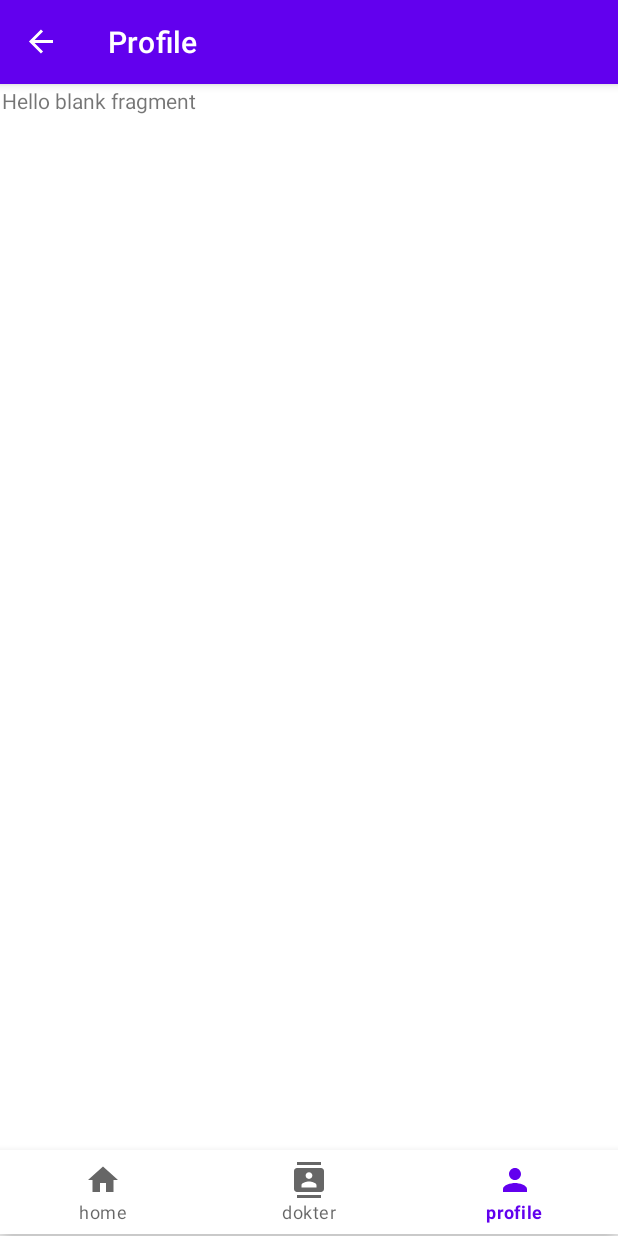
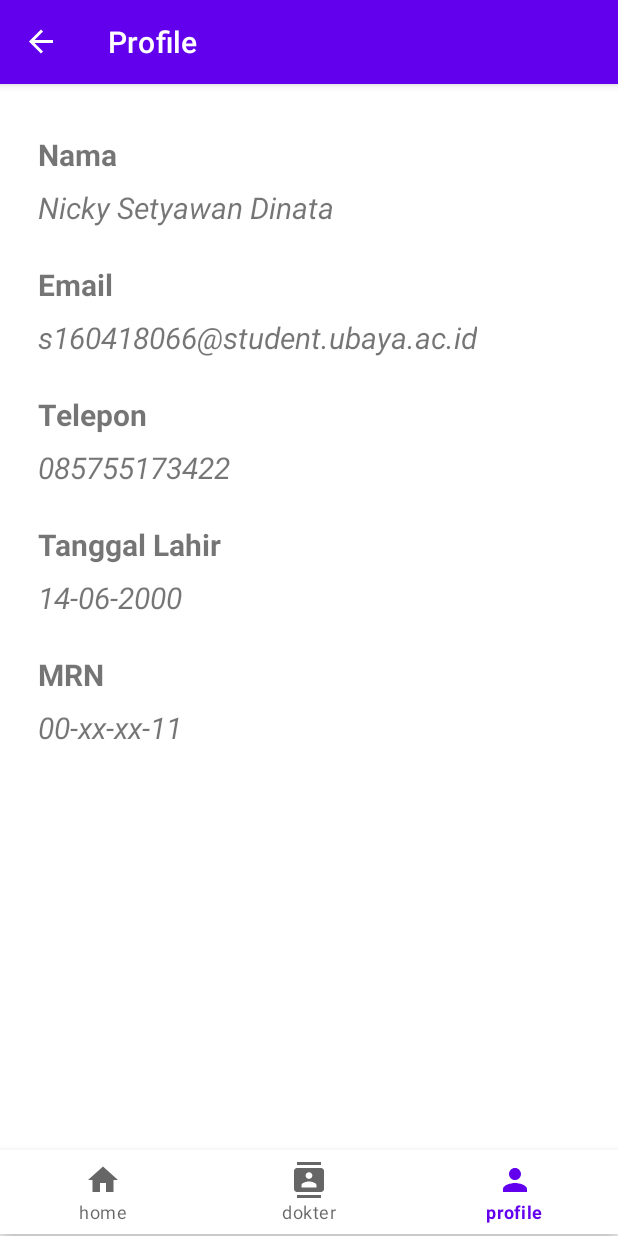
Before and after one commit to sameh4d4/160418066_advNative_midTerm_Project, an Android app: the ProfileFragment screen opened through its navigation route, on a phone screen of 412 x 824 dp. Run offline under Robolectric (Android 15) with nearby library versions, the phone set to English and light mode, and no system bars; our stand-ins replace navigation-ui.

Commit message:
profile done

```diff
--- a/app/src/main/java/com/example/advnative_project_uts_160418066/model/Model.kt
+++ b/app/src/main/java/com/example/advnative_project_uts_160418066/model/Model.kt
@@ -6,7 +6,6 @@ data class User(
     val tglLahir:String?,
     val noHp:String?,
     val email:String?,
-    val kelamin:String?
 )
 
 data class Dokter(
--- a/app/src/main/java/com/example/advnative_project_uts_160418066/view/ProfileFragment.kt
+++ b/app/src/main/java/com/example/advnative_project_uts_160418066/view/ProfileFragment.kt
@@ -5,9 +5,16 @@ import androidx.fragment.app.Fragment
 import android.view.LayoutInflater
 import android.view.View
 import android.view.ViewGroup
+import androidx.lifecycle.Observer
+import androidx.lifecycle.ViewModelProvider
 import com.example.advnative_project_uts_160418066.R
+import com.example.advnative_project_uts_160418066.viewmodel.DokterListViewModel
+import com.example.advnative_project_uts_160418066.viewmodel.UserViewModel
+import kotlinx.android.synthetic.main.fragment_profile.*
 
 class ProfileFragment : Fragment() {
+    private lateinit var viewModel:UserViewModel
+
     override fun onCreateView(
         inflater: LayoutInflater, container: ViewGroup?,
         savedInstanceState: Bundle?
@@ -18,5 +25,20 @@ class ProfileFragment : Fragment() {
 
     override fun onViewCreated(view: View, savedInstanceState: Bundle?) {
         super.onViewCreated(view, savedInstanceState)
+        viewModel = ViewModelProvider(this).get(UserViewModel::class.java)
+        viewModel.getUser()
+        observeViewModel()
+    }
+
+    fun observeViewModel() {
+        viewModel.userLD.observe(viewLifecycleOwner, Observer {
+            with(it){
+                txtTeleponProfile.setText(noHp)
+                txtEmailProfile.setText(email)
+                txtMRNProfile.setText(mrn)
+                txtNamaProfile.setText(name)
+                txtTglLahirProfile.setText(tglLahir)
+            }
+        })
     }
 }
--- /dev/null
+++ b/app/src/main/java/com/example/advnative_project_uts_160418066/viewmodel/UserViewModel.kt
@@ -0,0 +1,18 @@
+package com.example.advnative_project_uts_160418066.viewmodel
+
+import androidx.lifecycle.MutableLiveData
+import androidx.lifecycle.ViewModel
+import com.example.advnative_project_uts_160418066.model.User
+
+class UserViewModel:ViewModel() {
+    val userLoadErrorLD = MutableLiveData<Boolean>()
+    val loadingLD = MutableLiveData<Boolean>()
+    val userLD= MutableLiveData<User>()
+
+    fun getUser(){
+        val user=User("00-xx-xx-11","Nicky Setyawan Dinata", "14-06-2000","085755173422","s160418066@student.ubaya.ac.id")
+        userLD.value=user
+        userLoadErrorLD.value = false
+        loadingLD.value = false
+    }
+}
--- a/app/src/main/res/layout/fragment_profile.xml
+++ b/app/src/main/res/layout/fragment_profile.xml
@@ -1,14 +1,133 @@
 <?xml version="1.0" encoding="utf-8"?>
 <FrameLayout xmlns:android="http://schemas.android.com/apk/res/android"
+    xmlns:app="http://schemas.android.com/apk/res-auto"
     xmlns:tools="http://schemas.android.com/tools"
     android:layout_width="match_parent"
     android:layout_height="match_parent"
     tools:context=".view.ProfileFragment">
 
-    <!-- TODO: Update blank fragment layout -->
-    <TextView
+    <androidx.constraintlayout.widget.ConstraintLayout
         android:layout_width="match_parent"
-        android:layout_height="match_parent"
-        android:text="@string/hello_blank_fragment" />
+        android:layout_height="match_parent">
 
+        <TextView
+            android:id="@+id/textView"
+            android:layout_width="wrap_content"
+            android:layout_height="wrap_content"
+            android:layout_marginStart="24dp"
+            android:layout_marginTop="32dp"
+            android:text="Nama"
+            android:textSize="20sp"
+            android:textStyle="bold"
+            app:layout_constraintStart_toStartOf="parent"
+            app:layout_constraintTop_toTopOf="parent" />
+
+        <TextView
+            android:id="@+id/textView3"
+            android:layout_width="wrap_content"
+            android:layout_height="wrap_content"
+            android:layout_marginStart="24dp"
+            android:layout_marginTop="24dp"
+            android:text="Email"
+            android:textSize="20sp"
+            android:textStyle="bold"
+            app:layout_constraintStart_toStartOf="parent"
+            app:layout_constraintTop_toBottomOf="@+id/txtNamaProfile" />
+
+        <TextView
+            android:id="@+id/textView4"
+            android:layout_width="wrap_content"
+            android:layout_height="wrap_content"
+            android:layout_marginStart="24dp"
+            android:layout_marginTop="24dp"
+            android:text="Telepon"
+            android:textSize="20sp"
+            android:textStyle="bold"
+            app:layout_constraintStart_toStartOf="parent"
+            app:layout_constraintTop_toBottomOf="@+id/txtEmailProfile" />
+
+        <TextView
+            android:id="@+id/textView5"
+            android:layout_width="wrap_content"
+            android:layout_height="wrap_content"
+            android:layout_marginStart="24dp"
+            android:layout_marginTop="24dp"
+            android:text="Tanggal Lahir"
+            android:textSize="20sp"
+            android:textStyle="bold"
+            app:layout_constraintStart_toStartOf="parent"
+            app:layout_constraintTop_toBottomOf="@+id/txtTeleponProfile" />
+
+        <TextView
+            android:id="@+id/textView6"
+            android:layout_width="wrap_content"
+            android:layout_height="wrap_content"
+            android:layout_marginStart="24dp"
+            android:layout_marginTop="24dp"
+            android:text="MRN"
+            android:textSize="20sp"
+            android:textStyle="bold"
+            app:layout_constraintStart_toStartOf="parent"
+            app:layout_constraintTop_toBottomOf="@+id/txtTglLahirProfile" />
+
+        <TextView
+            android:id="@+id/txtNamaProfile"
+            android:layout_width="wrap_content"
+            android:layout_height="wrap_content"
+            android:layout_marginStart="24dp"
+            android:layout_marginTop="8dp"
+            android:text="Nicky"
+            android:textSize="20sp"
+            android:textStyle="italic"
+            app:layout_constraintStart_toStartOf="parent"
+            app:layout_constraintTop_toBottomOf="@+id/textView" />
+
+        <TextView
+            android:id="@+id/txtEmailProfile"
+            android:layout_width="wrap_content"
+            android:layout_height="wrap_content"
+            android:layout_marginStart="24dp"
+            android:layout_marginTop="8dp"
+            android:text="email@mail.com"
+            android:textSize="20sp"
+            android:textStyle="italic"
+            app:layout_constraintStart_toStartOf="parent"
+            app:layout_constraintTop_toBottomOf="@+id/textView3" />
+
+        <TextView
+            android:id="@+id/txtTeleponProfile"
+            android:layout_width="wrap_content"
+            android:layout_height="wrap_content"
+            android:layout_marginStart="24dp"
+            android:layout_marginTop="8dp"
+            android:text="0888800001"
+            android:textSize="20sp"
+            android:textStyle="italic"
+            app:layout_constraintStart_toStartOf="parent"
+            app:layout_constraintTop_toBottomOf="@+id/textView4" />
+
+        <TextView
+            android:id="@+id/txtTglLahirProfile"
+            android:layout_width="wrap_content"
+            android:layout_height="wrap_content"
+            android:layout_marginStart="24dp"
+            android:layout_marginTop="8dp"
+            android:text="day-month-year"
+            android:textSize="20sp"
+            android:textStyle="italic"
+            app:layout_constraintStart_toStartOf="parent"
+            app:layout_constraintTop_toBottomOf="@+id/textView5" />
+
+        <TextView
+            android:id="@+id/txtMRNProfile"
+            android:layout_width="wrap_content"
+            android:layout_height="wrap_content"
+            android:layout_marginStart="24dp"
+            android:layout_marginTop="8dp"
+            android:text="00-00-00-11"
+            android:textSize="20sp"
+            android:textStyle="italic"
+            app:layout_constraintStart_toStartOf="parent"
+            app:layout_constraintTop_toBottomOf="@+id/textView6" />
+    </androidx.constraintlayout.widget.ConstraintLayout>
 </FrameLayout>
```
